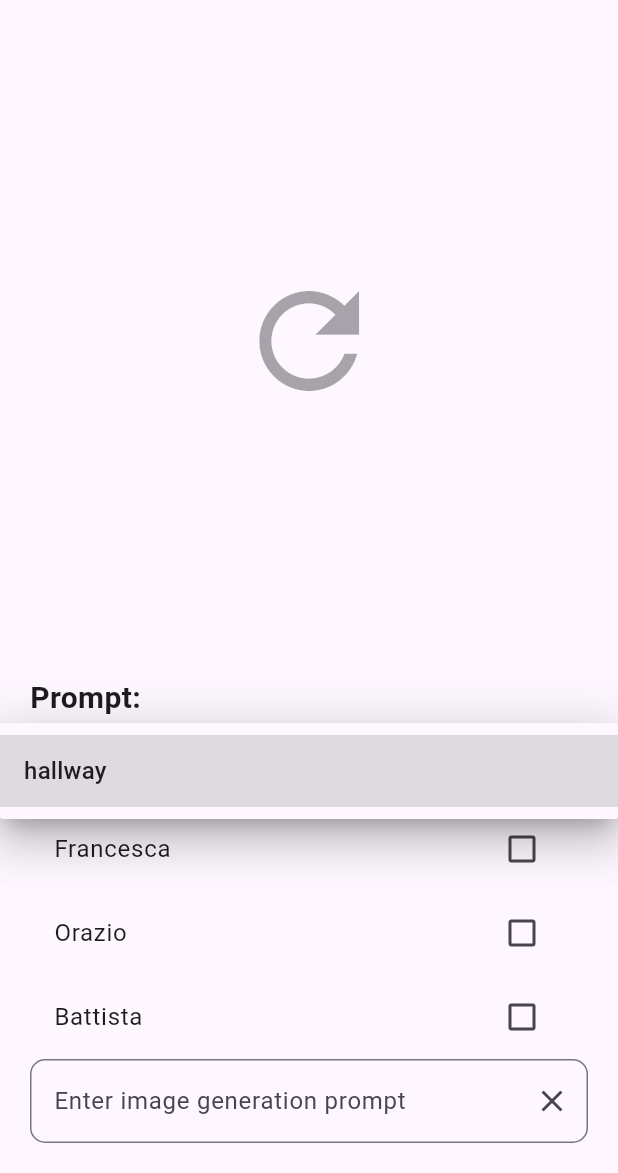
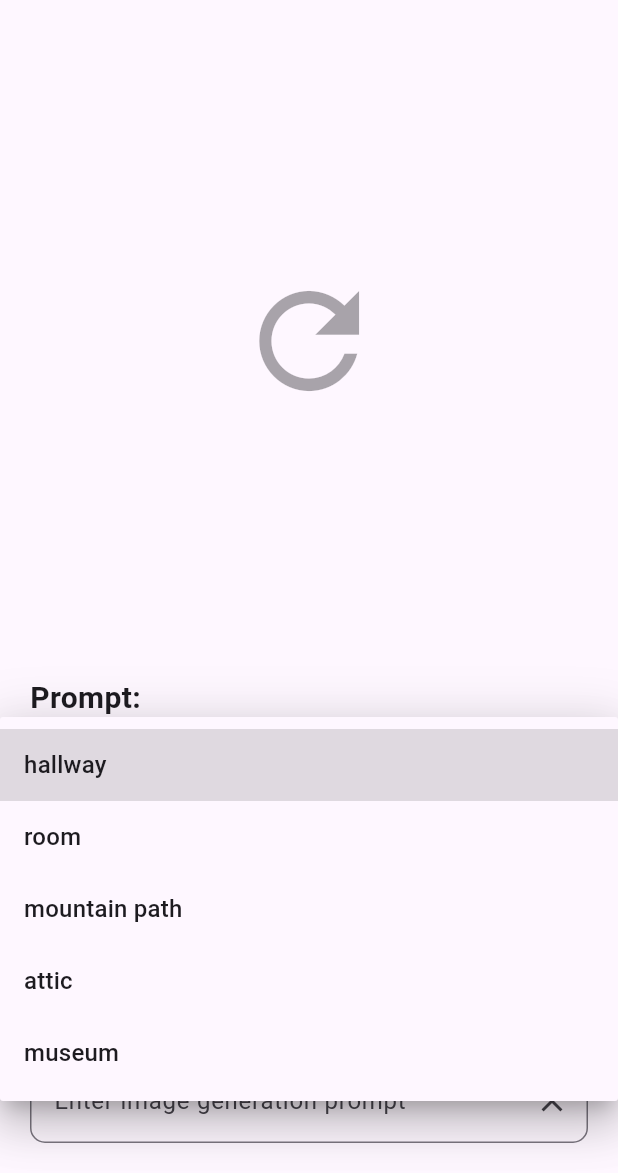
Before and after one commit to nicocrm/imaginai, a Flutter app: the screen it shows after launch, after a tap on the "arrow downward" icon, on a phone screen of 412 x 824 dp, the part 63-1236 px from its top. Run offline on Flutter 3.47's test engine with Material 3 defaults, Android fonts, the phone set to English and light mode, and no system bars; our stand-ins replace flutter_dotenv; missing offline and left inert: gal.

Commit message:
Add scenes.  Some tweaks.

```diff
--- a/lib/repositories/project_repository.dart
+++ b/lib/repositories/project_repository.dart
@@ -10,7 +10,12 @@ class ProjectRepository {
         style:
             "A simple drawing, without colors, suitable for a comic book such as the ones published in the 1960s.");
     project.scenes
-        .add(Scene(description: "A dimly lit hallway", name: "hallway"));
+        ..add(Scene(description: "A dimly lit hallway", name: "hallway"))
+        ..add(Scene(description: "A small bedroom", name: "room"))
+        ..add(Scene(description: "A mountain path", name: "mountain path"))
+        ..add(Scene(description: "An attic full of old chests", name: "attic"))
+        ..add(Scene(description: "A 21st century art museum displaying work of Leonardo Da Vinci", name: "museum"));
+
     project.characters.add(Character(
         name: "Francesca",
         description:
@@ -18,7 +23,7 @@ class ProjectRepository {
     project.characters.add(Character(
         name: "Orazio",
         description:
-            "a painter, tall, middle-aged, with a beard, wearing a beret and a smock"));
+            "a gentleman, tall, middle-aged, with a beard, formal clothes"));
     project.characters.add(Character(
         name: "Battista",
         description:
--- a/lib/ui/image_screen.dart
+++ b/lib/ui/image_screen.dart
@@ -44,11 +44,14 @@ class _ImageScreenState extends State<ImageScreen> {
             ),
             IconButton(
               icon: const Icon(Icons.save),
-              onPressed: widget.vm.imageResult == null ? null : _downloadImage,
+              onPressed: widget.vm.imageResult == null
+                  ? null
+                  : () => _downloadImage(context),
             )
           ]),
           body: Center(
-            child: Column(
+            child: Form(
+                child: Column(
               mainAxisAlignment: MainAxisAlignment.center,
               children: [
                 Expanded(
@@ -60,17 +63,17 @@ class _ImageScreenState extends State<ImageScreen> {
                             child: const CircularProgressIndicator(),
                           ),
                         )
-                      : ImageWidget(imageResult: widget.vm.imageResult),
+                      : ImageWidget(
+                          imageResult: widget.vm.imageResult, vm: widget.vm),
                 ),
                 Padding(
                     padding: const EdgeInsets.only(bottom: 10.0),
-                    child: Form(
-                        child: PromptWidget(
+                    child: PromptWidget(
                       promptController: _promptController,
                       vm: widget.vm,
-                    ))),
+                    )),
               ],
-            ),
+            )),
           ),
           // floatingActionButton: FloatingActionButton(
           //   onPressed: widget.vm.isLoading ? null : () => widget.vm.loadImage(''),
@@ -113,7 +116,11 @@ class _ImageScreenState extends State<ImageScreen> {
     );
   }
 
-  Future<void> _downloadImage() async {
+  Future<void> _downloadImage(BuildContext context) async {
     await widget.vm.saveImage();
+    if (context.mounted) {
+      ScaffoldMessenger.of(context)
+          .showSnackBar(const SnackBar(content: Text('Image Saved')));
+    }
   }
 }
--- a/lib/ui/widgets/image_widget.dart
+++ b/lib/ui/widgets/image_widget.dart
@@ -2,20 +2,30 @@ import 'dart:typed_data';
 
 import 'package:flutter/material.dart';
 import 'package:imaginai/core/result.dart';
+import 'package:imaginai/ui/vm/image_view_model.dart';
 
 class ImageWidget extends StatelessWidget {
   final Result<Uint8List>? imageResult;
+  final ImageViewModel vm;
 
-  const ImageWidget({super.key, required this.imageResult});
+  const ImageWidget({super.key, required this.imageResult, required this.vm});
 
   @override
   Widget build(BuildContext context) {
+    final generateImage = vm.promptText.isEmpty
+        ? null
+        : () {
+          if(Form.of(context).validate()) {
+            vm.loadImage(vm.promptText);
+          }
+          };
+
     // If no image is loaded, show a large refresh icon
     if (imageResult == null) {
       return Center(
         child: IconButton(
           icon: const Icon(Icons.refresh, size: 100),
-          onPressed: null, // No action for now
+          onPressed: generateImage,
           color: Colors.grey,
         ),
       );
@@ -23,7 +33,7 @@ class ImageWidget extends StatelessWidget {
 
     // When an image is loaded, show the image with a small faded refresh icon overlay
     return imageResult!.when(
-      success: (imageBytes) => Stack(
+      success: (imageBytes) => Center(child: Stack(
         alignment: Alignment.topRight,
         children: [
           Image.memory(
@@ -34,16 +44,16 @@ class ImageWidget extends StatelessWidget {
             top: 8,
             right: 8,
             child: Opacity(
-              opacity: 0.3,
+              opacity: .8,
               child: IconButton(
-                icon: const Icon(Icons.refresh, size: 24),
-                onPressed: null, // No action for now
-                color: Colors.black,
+                icon: const Icon(Icons.refresh, size: 50),
+                onPressed: generateImage,
+                color: Colors.deepPurple,
               ),
             ),
           ),
         ],
-      ),
+      )),
       failure: (error) => Center(
         child: Column(
           mainAxisAlignment: MainAxisAlignment.center,
@@ -54,7 +64,7 @@ class ImageWidget extends StatelessWidget {
             ),
             IconButton(
               icon: const Icon(Icons.refresh, size: 50),
-              onPressed: null, // No action for now
+              onPressed: generateImage,
               color: Colors.grey,
             ),
           ],
```
